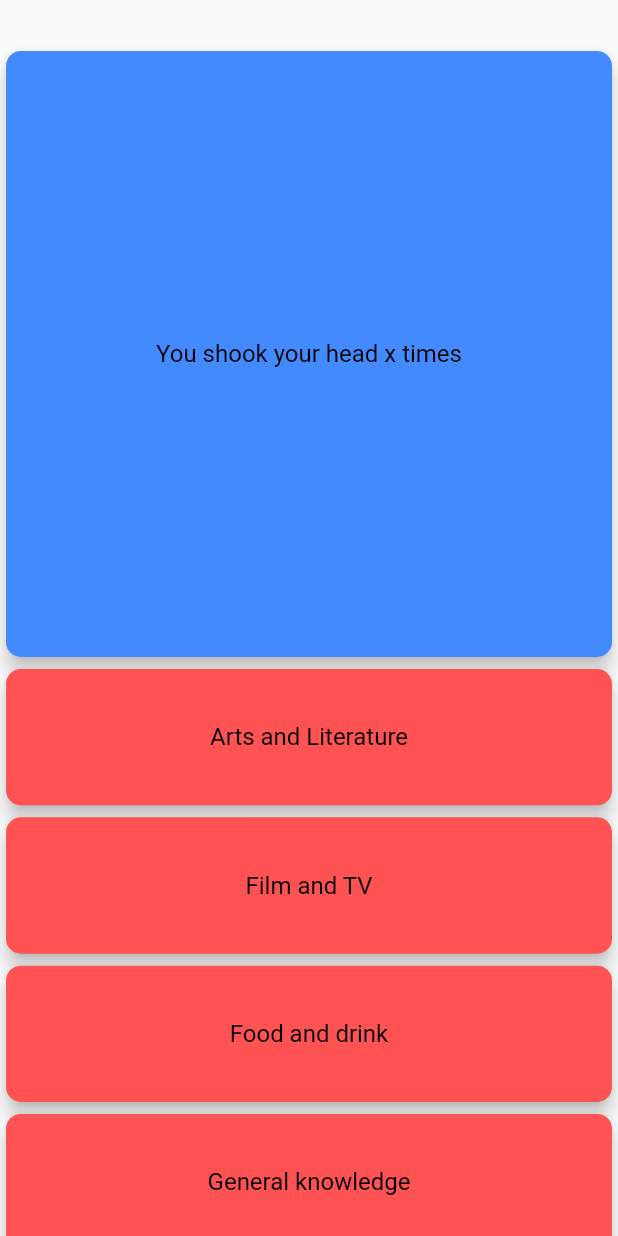
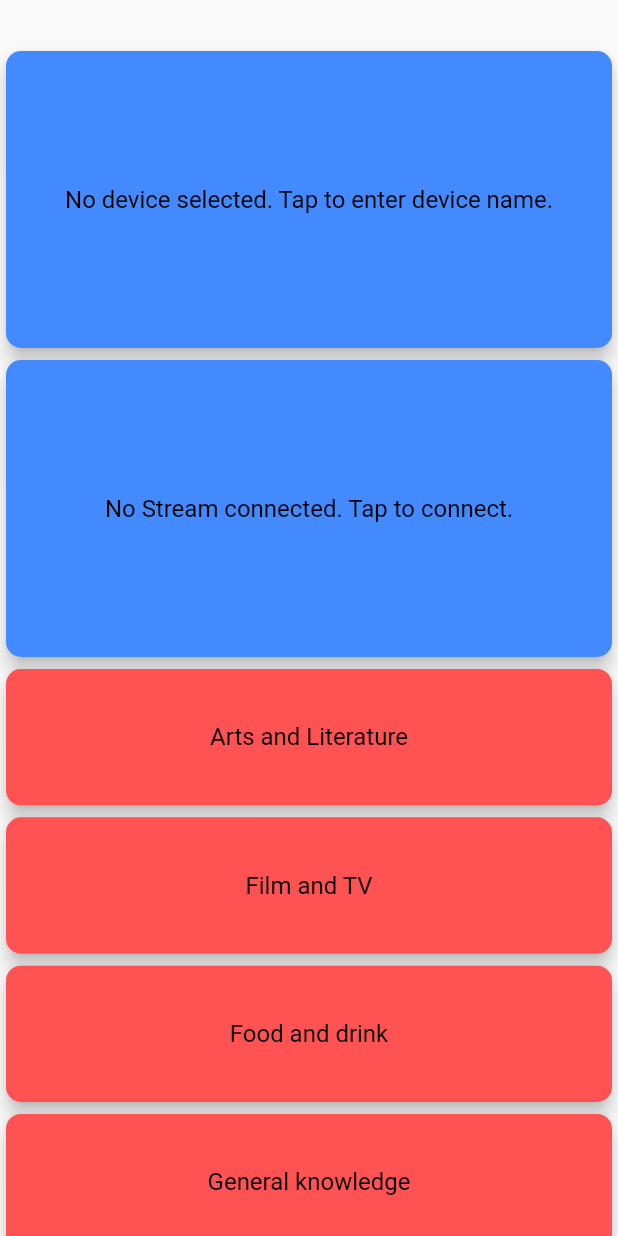
Before and after one commit to dersiwi/quizzapp, a Flutter app: the screen it shows after launch, on a phone screen of 412 x 824 dp. Run offline on Flutter 3.47's test engine with Material 2 defaults, Android fonts, the phone set to English and light mode, and no system bars; our stand-ins replace permission_handler; missing offline and left inert: esense_flutter.

Commit message:
API working. User Interface feels nice. Esense should work if connected.

```diff
--- a/lib/apicalls.dart
+++ b/lib/apicalls.dart
@@ -7,15 +7,16 @@ class QuestionCategory {
   const QuestionCategory(this.categoryName, this.apiCall);
 }
 
+//basically a mapping of Category name to its respective api-call (when added to API_GET_BASE)
 final List<QuestionCategory> availableCategories = [
   QuestionCategory("Arts and Literature", "arts_and_literature"),
   QuestionCategory("Film and TV", "film_and_tv"),
   QuestionCategory("Food and drink", "food_and_drink"),
   QuestionCategory("General knowledge", "general_knowledge"),
   QuestionCategory("Geography", "geography"),
-  QuestionCategory("history", "history"),
-  QuestionCategory("music", "music"),
-  QuestionCategory("science", "science"),
+  QuestionCategory("History", "history"),
+  QuestionCategory("Music", "music"),
+  QuestionCategory("Science", "science"),
   QuestionCategory("Society and Culture", "society_and_culture"),
   QuestionCategory("Sport and leisure", "sport_and_leisure"),
 ];
--- /dev/null
+++ b/lib/bluetooth_related.dart
@@ -0,0 +1,109 @@
+import 'package:esense_flutter/esense.dart';
+import 'package:flutter/src/widgets/container.dart';
+import 'package:flutter/src/widgets/framework.dart';
+
+import 'package:flutter/material.dart';
+
+import 'widgets.dart';
+import 'constants.dart';
+import 'esensehandling.dart';
+
+class WearableWidget extends StatefulWidget {
+  const WearableWidget({super.key});
+
+  @override
+  State<WearableWidget> createState() => _WearableWidgetState();
+}
+
+class _WearableWidgetState extends State<WearableWidget> {
+  String text = "Stream connected : ";
+  String streaminformation = "No Stream connected. Tap to connect.";
+  TextEditingController _textFieldController = TextEditingController();
+
+  String? deviceName = null;
+  Stream<ConnectionEvent>? currentStream = null;
+
+  Future<void> _displayTextInputDialog(BuildContext context) async {
+    return showDialog(
+        context: context,
+        builder: (context) {
+          return AlertDialog(
+            title: Text('Enter the name of the device you want to connect:'),
+            content: TextField(
+              onChanged: (value) {
+                setState(() {
+                  deviceName = value;
+                });
+              },
+              controller: _textFieldController,
+              decoration: InputDecoration(hintText: "Device name"),
+            ),
+            actions: <Widget>[
+              ElevatedButton(
+                child: Text('OK'),
+                onPressed: () {
+                  setState(() {
+                    Navigator.pop(context);
+                  });
+                },
+              ),
+            ],
+          );
+        });
+  }
+
+  @override
+  Widget build(BuildContext context) {
+    return Column(
+      children: [
+        GestureDetector(
+          child: Padding(
+            padding: EdgeInsets.only(top: 30),
+            child: Container(
+              height: MediaQuery.of(context).size.height * 0.25,
+              width: MediaQuery.of(context).size.width,
+              child: Option(
+                optionContent: deviceName == null || deviceName == ""
+                    ? "No device selected. Tap to enter device name."
+                    : "Selected device : ${deviceName}",
+                color: notSelected,
+                heightModificator: 0.5,
+              ),
+            ),
+          ),
+          onTap: () {
+            _displayTextInputDialog(context);
+          },
+        ),
+        GestureDetector(
+          child: Container(
+            height: MediaQuery.of(context).size.height * 0.25,
+            width: MediaQuery.of(context).size.width,
+            child: Option(
+              optionContent: streaminformation,
+              color: notSelected,
+              heightModificator: 0.5,
+            ),
+          ),
+          onTap: () {
+            //goto widget to manage bluetooth device and stream.
+            try {
+              geh.connectToEsense("${deviceName}");
+            } on Exception catch (e) {
+              print("Connection couldn't be established");
+            }
+            setState(
+              () {
+                if (geh.isConnected()) {
+                  streaminformation = "Connected to ${geh.deviceName}";
+                } else {
+                  streaminformation = "No Stream connected. Tap to connect";
+                }
+              },
+            );
+          },
+        ),
+      ],
+    );
+  }
+}
--- a/lib/constants.dart
+++ b/lib/constants.dart
@@ -1,12 +1,10 @@
 import 'package:flutter/material.dart';
 
 //--------------------------colors-------------------------
-Color correct = Colors.green; //Color(0xFFFFFF);
-Color incorrect = Colors.red; //Color(0xFFFFFF);
-Color notSelected = Colors
-    .blueAccent; //Color.fromARGB(0, 50, 196, 101); // //; //Color(0xFFFFFF);
-Color backgroundColor =
-    Colors.blueGrey; //Color.fromARGB(0, 46, 138, 106); // //
+Color correct = Colors.green;
+Color incorrect = Colors.red;
+Color notSelected = Colors.blueAccent;
+Color backgroundColor = Colors.blueGrey;
 Color optionFontColor = Colors.black;
 Color questionFontColor = Colors.white;
 Color barColor = Colors.blueAccent;
--- a/lib/startScreen.dart
+++ b/lib/startScreen.dart
@@ -3,6 +3,7 @@ import 'main.dart';
 import 'apicalls.dart';
 import 'widgets.dart';
 import 'constants.dart';
+import 'bluetooth_related.dart';
 
 class StartScreen extends StatelessWidget {
   const StartScreen({super.key});
@@ -13,17 +14,7 @@ class StartScreen extends StatelessWidget {
       body: SingleChildScrollView(
         child: Column(
           children: [
-            Padding(
-              padding: EdgeInsets.only(top: 30),
-              child: Container(
-                height: MediaQuery.of(context).size.height * 0.5,
-                width: MediaQuery.of(context).size.width,
-                child: Option(
-                    optionContent: "You shook your head x times",
-                    color: notSelected,
-                    heightModificator: 0.5),
-              ),
-            ),
+            WearableWidget(),
             Column(
               mainAxisAlignment: MainAxisAlignment.center,
               children: [
--- a/pubspec.yaml
+++ b/pubspec.yaml
@@ -32,6 +32,8 @@ dependencies:
   flutter:
     sdk: flutter
   http : 0.13.5
+  esense_flutter : 0.6.2
+  permission_handler: ^10.2.0
 
 
   # The following adds the Cupertino Icons font to your application.
```
Also changed, not shown: lib/esensehandling.dart (added, +48 -0 lines), lib/main.dart (+35 -0 lines), lib/question_model.dart (+22 -4 lines), pubspec.lock, 2 other files.
